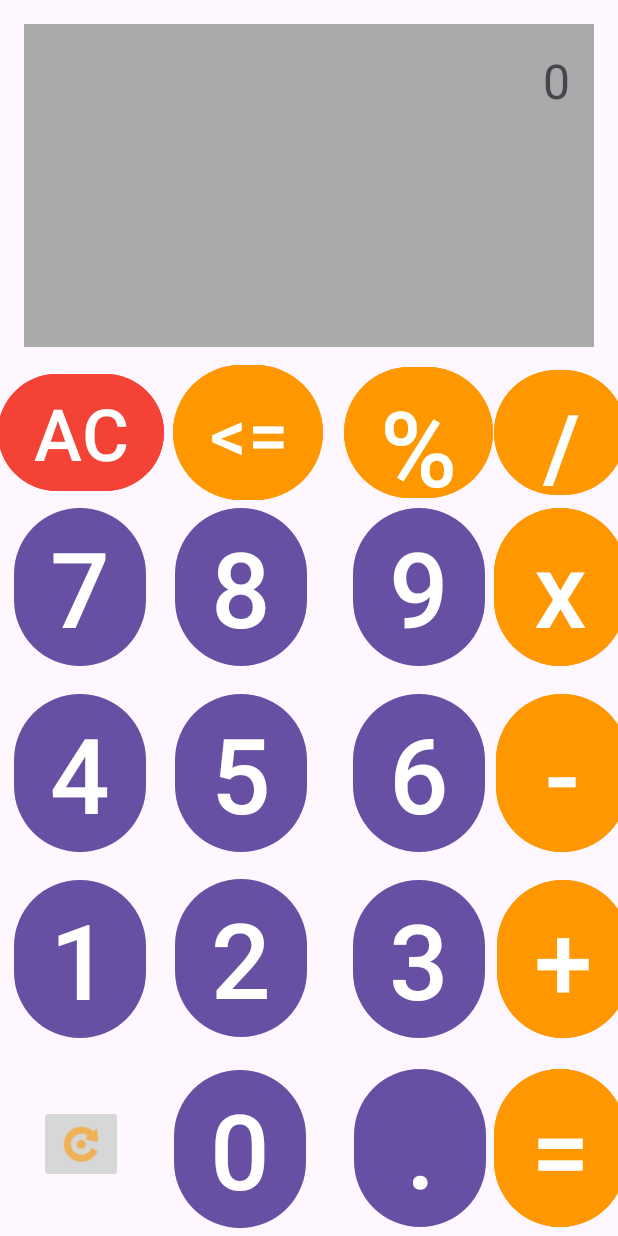
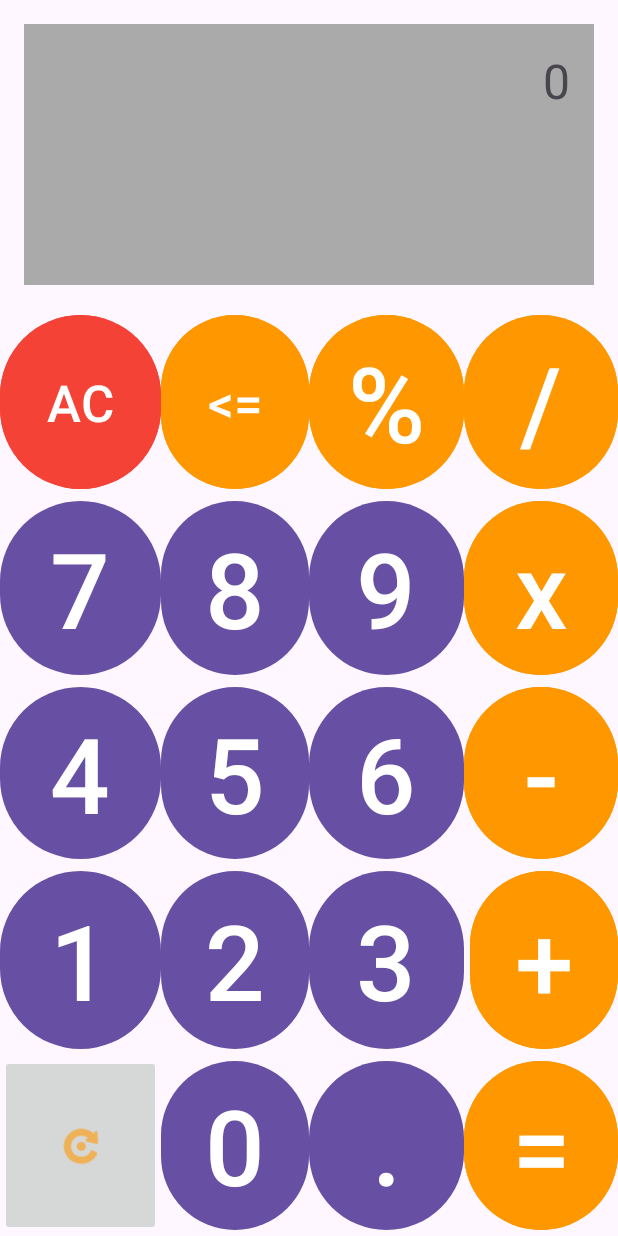
Before and after one commit to VladislavPavlyuk/CalculatorApp, an Android app: the screen it shows after launch (MainActivity), on a phone screen of 412 x 824 dp. Run offline under Robolectric (Android 15) with nearby library versions, the phone set to English and light mode, and no system bars.

Commit message:
Guidelines corrected!

```diff
--- a/app/src/main/res/layout/activity_main.xml
+++ b/app/src/main/res/layout/activity_main.xml
@@ -11,7 +11,7 @@
         android:layout_width="wrap_content"
         android:layout_height="wrap_content"
         android:orientation="horizontal"
-        app:layout_constraintGuide_percent="0.3" />
+        app:layout_constraintGuide_percent="0.25" />
 
     <TextView
         android:id="@+id/textView"
@@ -29,26 +29,29 @@
         app:layout_constraintTop_toTopOf="parent" />
 
     <!-- AC -->
-    <Button
-        android:id="@+id/button_AC"
-        android:layout_width="wrap_content"
-        android:layout_height="86dp"
-        android:backgroundTint="#F44336"
-        android:text="@string/button_AC"
-        android:textSize="48sp"
-        app:layout_constraintBottom_toTopOf="@+id/guideline2"
-        app:layout_constraintEnd_toStartOf="@+id/guideline7"
-        app:layout_constraintStart_toStartOf="parent"
-        app:layout_constraintTop_toTopOf="@+id/guideline" />
 
     <!-- BACKSPACE -->
     <Button
+        android:id="@+id/button_AC"
+        android:layout_width="0dp"
+        android:layout_height="0dp"
+        android:backgroundTint="#F44336"
+        android:text="@string/button_AC"
+        android:textSize="34sp"
+        app:layout_constraintBottom_toTopOf="@+id/guideline2"
+        app:layout_constraintEnd_toStartOf="@+id/guideline7"
+        app:layout_constraintHorizontal_bias="0.0"
+        app:layout_constraintStart_toStartOf="parent"
+        app:layout_constraintTop_toTopOf="@+id/guideline"
+        app:layout_constraintVertical_bias="1.0" />
+
+    <Button
         android:id="@+id/button_backspace"
-        android:layout_width="wrap_content"
-        android:layout_height="98dp"
+        android:layout_width="0dp"
+        android:layout_height="0dp"
         android:backgroundTint="#FF9800"
         android:text="@string/button_backspace"
-        android:textSize="48sp"
+        android:textSize="34sp"
         app:layout_constraintBottom_toTopOf="@+id/guideline2"
         app:layout_constraintEnd_toStartOf="@+id/guideline6"
         app:layout_constraintStart_toStartOf="@+id/guideline7"
@@ -57,8 +60,8 @@
     <!-- / -->
     <Button
         android:id="@+id/button_divide"
-        android:layout_width="wrap_content"
-        android:layout_height="91dp"
+        android:layout_width="0dp"
+        android:layout_height="0dp"
         android:backgroundTint="#FF9800"
         android:text="@string/button_divide"
         android:textSize="70sp"
@@ -71,8 +74,8 @@
     <!-- X -->
     <Button
         android:id="@+id/button_multiply"
-        android:layout_width="wrap_content"
-        android:layout_height="wrap_content"
+        android:layout_width="0dp"
+        android:layout_height="0dp"
         android:backgroundTint="#FF9800"
         android:text="@string/button_multiply"
         android:textSize="70sp"
@@ -84,8 +87,8 @@
     <!-- % -->
     <Button
         android:id="@+id/button_percentage"
-        android:layout_width="wrap_content"
-        android:layout_height="95dp"
+        android:layout_width="0dp"
+        android:layout_height="0dp"
         android:backgroundTint="#FF9800"
         android:text="@string/button_percentage"
         android:textSize="70sp"
@@ -109,8 +112,8 @@
 
     <ImageButton
         android:id="@+id/imageButton_rotate"
-        android:layout_width="wrap_content"
-        android:layout_height="wrap_content"
+        android:layout_width="0dp"
+        android:layout_height="0dp"
         app:layout_constraintBottom_toBottomOf="parent"
         app:layout_constraintEnd_toStartOf="@+id/guideline7"
         app:layout_constraintHorizontal_bias="0.507"
@@ -122,8 +125,8 @@
 
     <Button
         android:id="@+id/button_point"
-        android:layout_width="wrap_content"
-        android:layout_height="wrap_content"
+        android:layout_width="0dp"
+        android:layout_height="0dp"
         android:text="@string/button_point"
         android:textSize="70sp"
         app:layout_constraintBottom_toBottomOf="parent"
@@ -135,8 +138,8 @@
 
     <Button
         android:id="@+id/button_equal"
-        android:layout_width="wrap_content"
-        android:layout_height="wrap_content"
+        android:layout_width="0dp"
+        android:layout_height="0dp"
         android:backgroundTint="#FF9800"
         android:text="@string/button_equal"
         android:textSize="70sp"
@@ -158,9 +161,9 @@
 
     <Button
         android:id="@+id/button_0"
-        android:layout_width="wrap_content"
-        android:layout_height="wrap_content"
-        android:layout_marginEnd="20dp"
+        android:layout_width="0dp"
+        android:layout_height="0dp"
+        android:tag="0"
         android:text="@string/button_0"
         android:textSize="70sp"
         app:layout_constraintBottom_toBottomOf="parent"
@@ -172,8 +175,9 @@
 
     <Button
         android:id="@+id/button_1"
-        android:layout_width="wrap_content"
-        android:layout_height="wrap_content"
+        android:layout_width="0dp"
+        android:layout_height="0dp"
+        android:tag="1"
         android:text="@string/button_1"
         android:textSize="70sp"
         app:layout_constraintBottom_toTopOf="@+id/guideline5"
@@ -183,22 +187,22 @@
 
     <Button
         android:id="@+id/button_2"
-        android:layout_width="wrap_content"
-        android:layout_height="wrap_content"
+        android:layout_width="0dp"
+        android:layout_height="0dp"
+        android:tag="2"
         android:text="@string/button_2"
         android:textSize="70sp"
         app:layout_constraintBottom_toTopOf="@+id/guideline5"
         app:layout_constraintEnd_toStartOf="@+id/guideline6"
-        app:layout_constraintHorizontal_bias="0.344"
         app:layout_constraintStart_toStartOf="@+id/guideline7"
-        app:layout_constraintTop_toTopOf="@+id/guideline4"
-        app:layout_constraintVertical_bias="0.468" />
+        app:layout_constraintTop_toTopOf="@+id/guideline4" />
 
     <Button
         android:id="@+id/button_3"
-        android:layout_width="wrap_content"
-        android:layout_height="wrap_content"
-        android:text="3"
+        android:layout_width="0dp"
+        android:layout_height="0dp"
+        android:tag="3"
+        android:text="@string/button_3"
         android:textSize="70sp"
         app:layout_constraintBottom_toTopOf="@+id/guideline5"
         app:layout_constraintEnd_toStartOf="@+id/guideline1"
@@ -207,8 +211,8 @@
 
     <Button
         android:id="@+id/button_plus"
-        android:layout_width="wrap_content"
-        android:layout_height="wrap_content"
+        android:layout_width="0dp"
+        android:layout_height="0dp"
         android:layout_marginStart="4dp"
         android:backgroundTint="#FF9800"
         android:text="@string/button_plus"
@@ -220,8 +224,9 @@
 
     <Button
         android:id="@+id/button_4"
-        android:layout_width="wrap_content"
-        android:layout_height="wrap_content"
+        android:layout_width="0dp"
+        android:layout_height="0dp"
+        android:tag="4"
         android:text="@string/button_4"
         android:textSize="70sp"
         app:layout_constraintBottom_toTopOf="@+id/guideline4"
@@ -231,8 +236,8 @@
 
     <Button
         android:id="@+id/button_minus"
-        android:layout_width="wrap_content"
-        android:layout_height="wrap_content"
+        android:layout_width="0dp"
+        android:layout_height="0dp"
         android:backgroundTint="#FF9800"
         android:text="@string/button_minus"
         android:textSize="70sp"
@@ -244,8 +249,9 @@
 
     <Button
         android:id="@+id/button_6"
-        android:layout_width="wrap_content"
-        android:layout_height="wrap_content"
+        android:layout_width="0dp"
+        android:layout_height="0dp"
+        android:tag="6"
         android:text="@string/button_6"
         android:textSize="70sp"
         app:layout_constraintBottom_toTopOf="@+id/guideline4"
@@ -255,13 +261,14 @@
 
     <Button
         android:id="@+id/button_5"
-        android:layout_width="wrap_content"
-        android:layout_height="wrap_content"
+        android:layout_width="0dp"
+        android:layout_height="0dp"
+        android:tag="5"
         android:text="@string/button_5"
         android:textSize="70sp"
         app:layout_constraintBottom_toTopOf="@+id/guideline4"
         app:layout_constraintEnd_toStartOf="@+id/guideline6"
-        app:layout_constraintStart_toEndOf="@+id/button_4"
+        app:layout_constraintStart_toStartOf="@+id/guideline7"
         app:layout_constraintTop_toTopOf="@+id/guideline3" />
 
     <!-- 6 -->
@@ -271,8 +278,9 @@
     <!-- 8 -->
     <Button
         android:id="@+id/button_7"
-        android:layout_width="wrap_content"
-        android:layout_height="wrap_content"
+        android:layout_width="0dp"
+        android:layout_height="0dp"
+        android:tag="7"
         android:text="@string/button_7"
         android:textSize="70sp"
         app:layout_constraintBottom_toTopOf="@+id/guideline3"
@@ -284,19 +292,21 @@
 
     <Button
         android:id="@+id/button_8"
-        android:layout_width="wrap_content"
-        android:layout_height="wrap_content"
+        android:layout_width="0dp"
+        android:layout_height="0dp"
+        android:tag="8"
         android:text="@string/button_8"
         android:textSize="70sp"
         app:layout_constraintBottom_toTopOf="@+id/guideline3"
         app:layout_constraintEnd_toStartOf="@+id/guideline6"
-        app:layout_constraintStart_toEndOf="@+id/button_7"
+        app:layout_constraintStart_toStartOf="@+id/guideline7"
         app:layout_constraintTop_toTopOf="@+id/guideline2" />
 
     <Button
         android:id="@+id/button_9"
-        android:layout_width="wrap_content"
-        android:layout_height="wrap_content"
+        android:layout_width="0dp"
+        android:layout_height="0dp"
+        android:tag="9"
         android:text="@string/button_9"
         android:textSize="70sp"
         app:layout_constraintBottom_toTopOf="@+id/guideline3"
@@ -306,51 +316,51 @@
 
     <androidx.constraintlayout.widget.Guideline
         android:id="@+id/guideline1"
-        android:layout_width="wrap_content"
-        android:layout_height="wrap_content"
+        android:layout_width="0dp"
+        android:layout_height="0dp"
         android:orientation="vertical"
-        app:layout_constraintGuide_begin="334dp" />
+        app:layout_constraintGuide_percent="0.75" />
 
     <androidx.constraintlayout.widget.Guideline
         android:id="@+id/guideline2"
         android:layout_width="wrap_content"
         android:layout_height="wrap_content"
         android:orientation="horizontal"
-        app:layout_constraintGuide_percent="0.4" />
+        app:layout_constraintGuide_percent="0.4002006" />
 
     <androidx.constraintlayout.widget.Guideline
         android:id="@+id/guideline3"
         android:layout_width="wrap_content"
         android:layout_height="wrap_content"
         android:orientation="horizontal"
-        app:layout_constraintGuide_percent="0.55" />
+        app:layout_constraintGuide_percent="0.55065197" />
 
     <androidx.constraintlayout.widget.Guideline
         android:id="@+id/guideline4"
         android:layout_width="wrap_content"
         android:layout_height="wrap_content"
         android:orientation="horizontal"
-        app:layout_constraintGuide_percent="0.7" />
+        app:layout_constraintGuide_percent="0.7001003" />
 
     <androidx.constraintlayout.widget.Guideline
         android:id="@+id/guideline5"
         android:layout_width="wrap_content"
         android:layout_height="wrap_content"
         android:orientation="horizontal"
-        app:layout_constraintGuide_percent="0.8522976" />
+        app:layout_constraintGuide_percent="0.8535607" />
 
     <androidx.constraintlayout.widget.Guideline
         android:id="@+id/guideline6"
         android:layout_width="wrap_content"
         android:layout_height="wrap_content"
         android:orientation="vertical"
-        app:layout_constraintGuide_begin="224dp" />
+        app:layout_constraintGuide_percent="0.5" />
 
     <androidx.constraintlayout.widget.Guideline
         android:id="@+id/guideline7"
         android:layout_width="wrap_content"
         android:layout_height="wrap_content"
         android:orientation="vertical"
-        app:layout_constraintGuide_begin="107dp" />
+        app:layout_constraintGuide_percent="0.26034063" />
 
 </androidx.constraintlayout.widget.ConstraintLayout>
--- a/app/src/main/res/values/strings.xml
+++ b/app/src/main/res/values/strings.xml
@@ -19,5 +19,6 @@
     <string name="button_plus">+</string>
     <string name="button_equal">=</string>
     <string name="button_point">.</string>
+    <string name="button_3">3</string>
 
 </resources>
```
